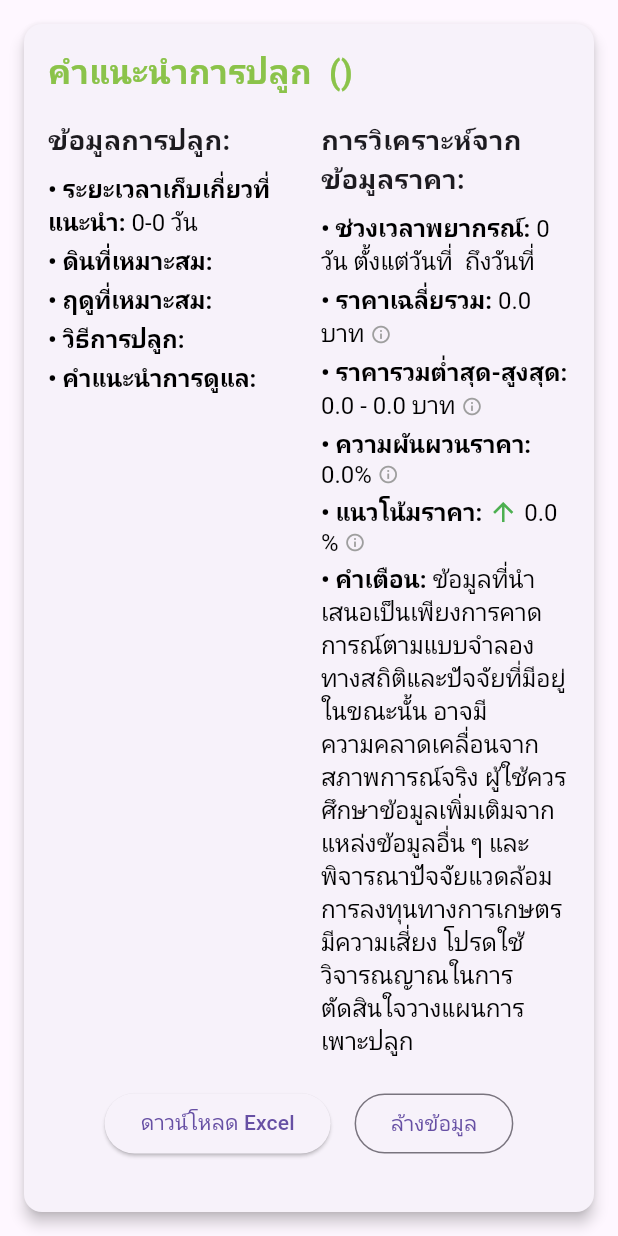
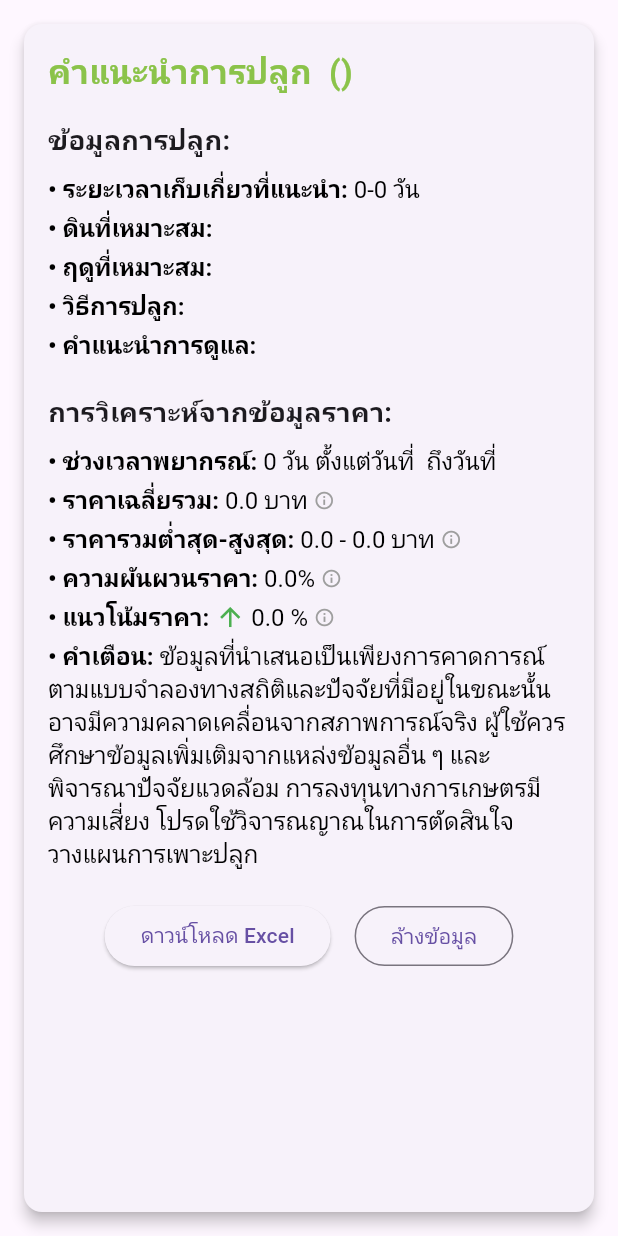
Before and after one commit to Bluzora-glitch/Bluzora-Frontend, a Flutter app: the CropRecommendationWidget widget shown alone on an empty page, opened directly with empty values, on a phone screen of 412 x 824 dp. Run offline on Flutter 3.47's test engine with Material 3 defaults, Android fonts, the phone set to English and light mode, and no system bars; our stand-ins replace google_fonts, syncfusion_flutter_charts; network calls fail.

Commit message:
update edit resposive ui

```diff
--- a/lib/pages/component_crop_recommendation.dart
+++ b/lib/pages/component_crop_recommendation.dart
@@ -130,14 +130,33 @@ class CropRecommendationWidget extends StatelessWidget {
           children: [
             header,
             const SizedBox(height: 16),
-            Row(
+
+            // เช็คว่าเป็นมือถือหรือไม่ (ตัวอย่างใช้ < 600 px)
+            Builder(builder: (context) {
+              final isMobile = MediaQuery.of(context).size.width < 600;
+              if (isMobile) {
+                // บนมือถือ: แสดง 1 คอลัมน์
+                return Column(
+                  crossAxisAlignment: CrossAxisAlignment.start,
+                  children: [
+                    plantingInfoColumn,
+                    const SizedBox(height: 16),
+                    priceAnalysisColumn,
+                  ],
+                );
+              } else {
+                // บน tablet/desktop: แสดง 2 คอลัมน์
+                return Row(
                   crossAxisAlignment: CrossAxisAlignment.start,
                   children: [
                     Expanded(child: plantingInfoColumn),
                     const SizedBox(width: 16),
                     Expanded(child: priceAnalysisColumn),
                   ],
-            ),
+                );
+              }
+            }),
+
             const SizedBox(height: 16),
             buttonRow,
           ],
```
Also changed, not shown: lib/pages/price_forecast.dart (+34 -8 lines). Lines whose indentation alone changed are shown as unchanged.
